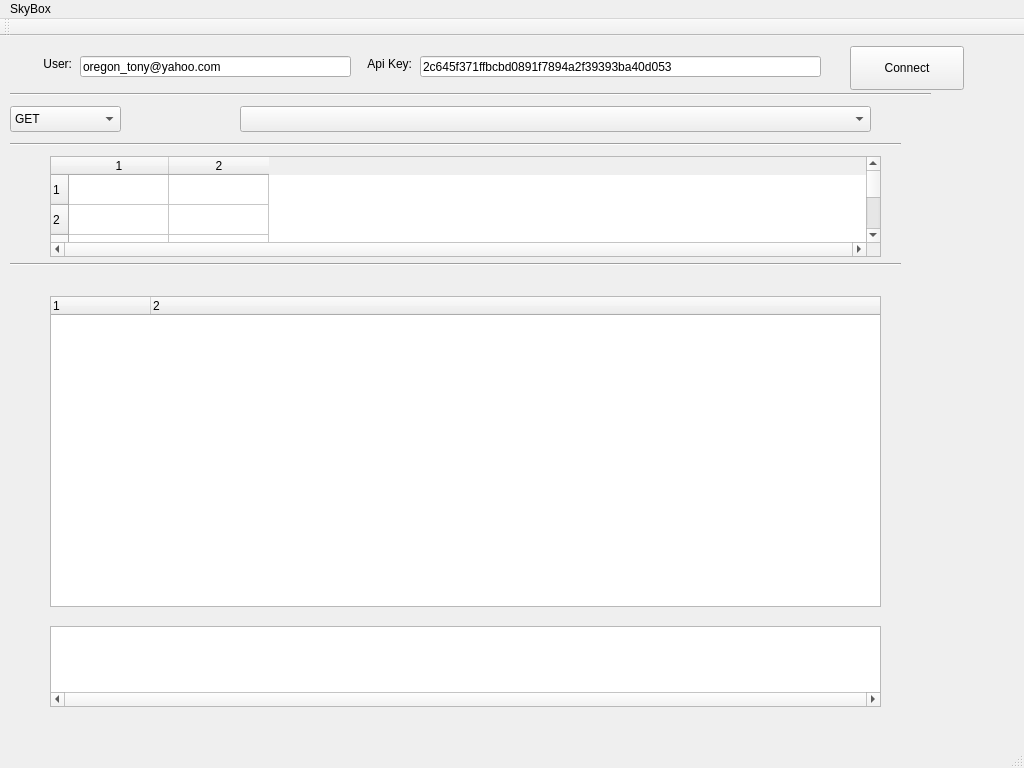
Before: the Qt Designer form skywindow.ui in oregon-tony/SkytapAPICommander, drawn with Qt 5.
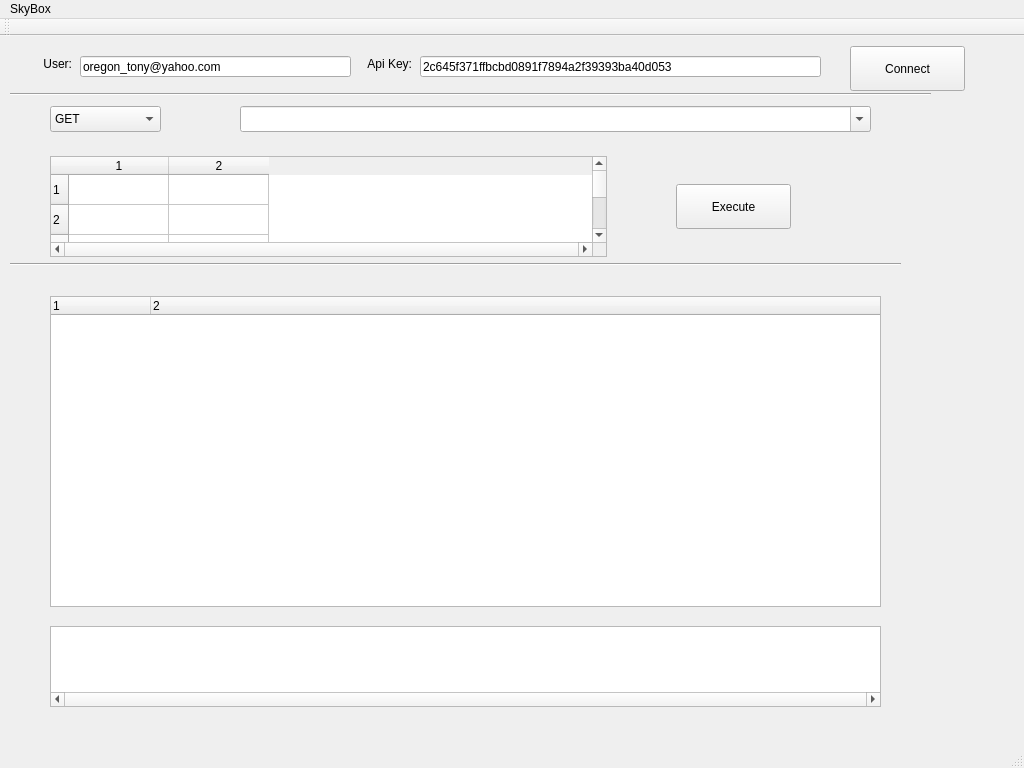
After: the same form once the commit is applied.

Commit message: begin modify URL dropdown behavior to support editing beyond baseline value

```diff
--- a/skywindow.ui
+++ b/skywindow.ui
@@ -90,8 +90,8 @@
      <rect>
       <x>850</x>
       <y>10</y>
-      <width>114</width>
-      <height>44</height>
+      <width>115</width>
+      <height>45</height>
      </rect>
     </property>
     <property name="text">
@@ -107,11 +107,14 @@
       <height>26</height>
      </rect>
     </property>
+    <property name="editable">
+     <bool>true</bool>
+    </property>
    </widget>
    <widget class="QComboBox" name="cbRestAction">
     <property name="geometry">
      <rect>
-      <x>10</x>
+      <x>50</x>
       <y>70</y>
       <width>111</width>
       <height>26</height>
@@ -128,25 +131,12 @@
      </property>
     </item>
    </widget>
-   <widget class="Line" name="lnRestAction">
-    <property name="geometry">
-     <rect>
-      <x>10</x>
-      <y>100</y>
-      <width>891</width>
-      <height>16</height>
-     </rect>
-    </property>
-    <property name="orientation">
-     <enum>Qt::Horizontal</enum>
-    </property>
-   </widget>
    <widget class="QTableWidget" name="twHeaderValues">
     <property name="geometry">
      <rect>
       <x>50</x>
       <y>120</y>
-      <width>831</width>
+      <width>557</width>
       <height>101</height>
      </rect>
     </property>
@@ -245,6 +235,19 @@
      </property>
     </column>
    </widget>
+   <widget class="QPushButton" name="pbExecuteButton">
+    <property name="geometry">
+     <rect>
+      <x>676</x>
+      <y>148</y>
+      <width>115</width>
+      <height>45</height>
+     </rect>
+    </property>
+    <property name="text">
+     <string>Execute</string>
+    </property>
+   </widget>
   </widget>
   <widget class="QMenuBar" name="menuBar">
    <property name="geometry">
```
